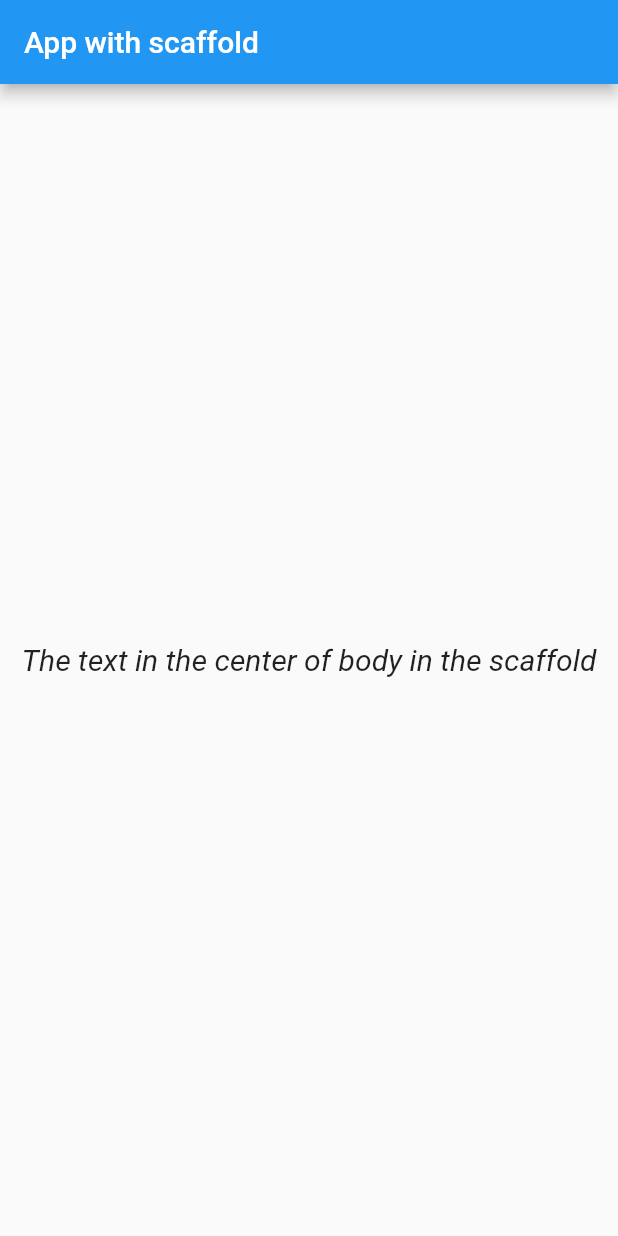
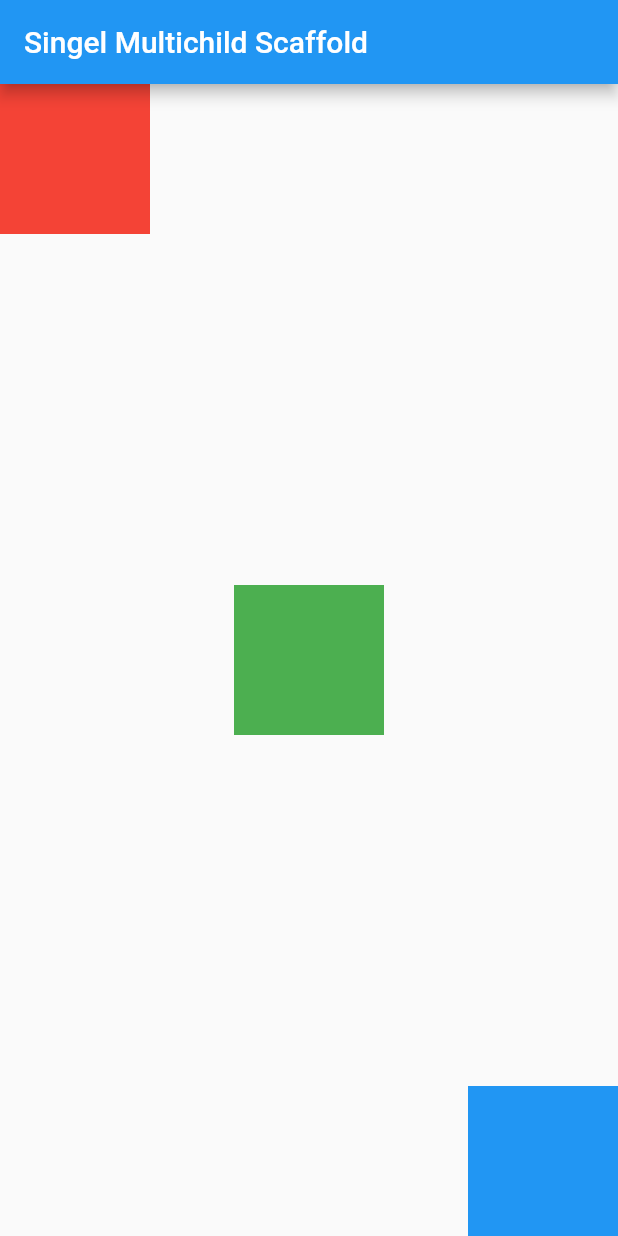
Before and after one commit to suraj15march/abcd, a Flutter app: the screen it shows after launch, on a phone screen of 412 x 824 dp. Run offline on Flutter 3.47's test engine with Material 2 defaults, Android fonts, the phone set to English and light mode, and no system bars; our stand-ins replace audioplayers.

Commit message:
Update main.dart

```diff
--- a/scaffold_safearea_single_multichild/lib/main.dart
+++ b/scaffold_safearea_single_multichild/lib/main.dart
@@ -1,50 +1,85 @@
-import 'package:flutter/material.dart';
+// // WITHOUT SAFE AREA
 
-void main() {
-  runApp(MaterialApp(
-    home: Scaffold(
-      appBar: AppBar(
-        title: Text("App with scaffold"),
-      ),
-      body: Center(
-        child: Text(
-          "The text in the center of body in the scaffold",
-          textAlign: TextAlign.center,
-          style: TextStyle(
-            fontSize: 20,
-            fontStyle: FontStyle.italic,
+// import 'package:flutter/material.dart';
+// //
+// void main() {
+//   runApp(MaterialApp(
+//     home: Text(
+//       'Text without safe area',
+//       textAlign: TextAlign.center,
+//       style: TextStyle(
+//         fontSize: 40,
+//         fontWeight: FontWeight.bold,
+//       ),
+//     ),
+//   ));
+// }
 
-          ),
-        ),
-      ),
-    ),
-  ));
-}
+// ---
 
-// // THE THREE BOX PLAYING
+// WITH SAFEAREA
+//
+// import 'package:flutter/material.dart';
+//
+// void main() {
+//   runApp(MaterialApp(
+//     home: SafeArea(
+//       child: Text(
+//         'Text without safe area',
+//         textAlign: TextAlign.center,
+//         style: TextStyle(
+//           fontSize: 40,
+//           fontWeight: FontWeight.bold,
+//         ),
+//       ),
+//     ),
+//   ));
+// }
+
+// ---
+
+// // APP WITH SCAFFOLD
+//
+// import 'package:flutter/material.dart';
+//
+// void main() {
+//   runApp(MaterialApp(
+//     home: Scaffold(
+//       appBar: AppBar(
+//         title: Text("App with scaffold"),
+//       ),
+//       body: Center(
+//         child: Text(
+//             "The text in the center of body in the scaffold"
+//         ),
+//       ),
+//     ),
+//   ));
+// }
+
+// ---
+
+// MULTI CHILD WIDGETS
+
+// Exercise 1. Row widget main axis alignment
+
+// import 'package:flutter/material.dart';
+//
 // void main() {
 //   runApp(MaterialApp(
 //     home: Scaffold(
 //       appBar: AppBar(
 //         title: Text("Row Widgets"),
 //       ),
-//       body: Column(
-//         mainAxisAlignment: MainAxisAlignment.spaceBetween,
+//       body: Row(
+//         mainAxisAlignment: MainAxisAlignment.spaceEvenly,
 //         children: [
-//           Row(mainAxisAlignment: MainAxisAlignment.start, children: [FirstChild()]),
-//           Row(mainAxisAlignment: MainAxisAlignment.center, children: [SecondChild()]),
-//           Row(
-//             mainAxisAlignment: MainAxisAlignment.spaceBetween,
-//               children: [
-//             // Row(mainAxisAlignment: MainAxisAlignment.start, children: [ThirdChild()]),
-//             // Row(mainAxisAlignment: MainAxisAlignment.start, children: [FirstChild()]),
-//                 ThirdChild(),
-//                 FirstChild(),
-//             ]),
-//
+//           FirstChild(),
+//           SecondChild(),
+//           ThirdChild(),
 //         ],
 //       ),
-//       ),
+//     ),
 //   ));
 // }
 //
@@ -86,3 +121,203 @@ void main() {
 //     );
 //   }
 // }
+
+
+// Exercise - 2. Columns and row main and cross axis alignment
+
+// BOXES DIAGONALLY
+import 'package:flutter/material.dart';
+void main() {
+  runApp(MaterialApp(
+    home: Scaffold(
+      appBar: AppBar(title: Text("Singel Multichild Scaffold"),),
+      body: Column(
+        mainAxisAlignment: MainAxisAlignment.spaceBetween,
+        children: [
+          Row(children: [FirstChild()], mainAxisAlignment: MainAxisAlignment.start,),
+          Row(children: [SecondChild()], mainAxisAlignment: MainAxisAlignment.center,),
+          Row(children: [ThirdChild()], mainAxisAlignment: MainAxisAlignment.end,),
+        ],
+      ),
+    ),
+  ));
+}
+
+// BOXES ONE AFTER ANOTHER WITH EVEN SPACE
+// void main() {
+//   runApp(MaterialApp(
+//     home: Scaffold(
+//       appBar: AppBar(title: Text("Singel Multichild Scaffold"),),
+//       body: Row(
+//         crossAxisAlignment: CrossAxisAlignment.start,
+//         mainAxisAlignment: MainAxisAlignment.spaceAround,
+//         children: [
+//           firstChild(), secondChild(), thirdChild()
+//         ],
+//       ),
+//     ),
+//   ));
+// }
+
+// BOXES DOWN OF EACH OTHER WITH SPACE
+// void main() {
+//   runApp(MaterialApp(
+//     home: Scaffold(
+//       appBar: AppBar(title: Text("Singel Multichild Scaffold"),),
+//       body: Column(
+//         crossAxisAlignment: CrossAxisAlignment.start,
+//         mainAxisAlignment: MainAxisAlignment.spaceAround,
+//         children: [
+//           firstChild(), secondChild(), thirdChild()
+//         ],
+//       ),
+//     ),
+//   ));
+// }
+
+// import 'package:flutter/material.dart';
+//
+// void main() {
+//   runApp(MaterialApp(
+//     home: Scaffold(
+//       appBar: AppBar(
+//         title: Text("Row Widgets"),
+//       ),
+//       body: Column(
+//         mainAxisAlignment: MainAxisAlignment.spaceBetween,
+//         children: [
+//           Row(mainAxisAlignment: MainAxisAlignment.start, children: [FirstChild()]),
+//           Row(mainAxisAlignment: MainAxisAlignment.center, children: [SecondChild()]),
+//           Row(mainAxisAlignment: MainAxisAlignment.end, children: [ThirdChild()]),
+//         ],
+//       ),
+//     ),
+//   ));
+// }
+
+class FirstChild extends StatelessWidget {
+  const FirstChild({Key? key}) : super(key: key);
+
+  @override
+  Widget build(BuildContext context) {
+    return Container(
+      width: 100.0,
+      height: 100.0,
+      color: Colors.red,
+    );
+  }
+}
+
+class SecondChild extends StatelessWidget {
+  const SecondChild({Key? key}) : super(key: key);
+
+  @override
+  Widget build(BuildContext context) {
+    return Container(
+      width: 100.0,
+      height: 100.0,
+      color: Colors.green,
+    );
+  }
+}
+
+class ThirdChild extends StatelessWidget {
+  const ThirdChild({Key? key}) : super(key: key);
+
+  @override
+  Widget build(BuildContext context) {
+    return Container(
+      width: 100.0,
+      height: 100.0,
+      color: Colors.blue,
+    );
+  }
+}
+
+// Expercise - 3 - The NEW ONE HE GAVE
+
+// import 'package:flutter/material.dart';
+//
+// void main() {
+//   runApp(MaterialApp(
+//     home: Scaffold(
+//       appBar: AppBar(
+//         title: Text("Row Widgets"),
+//       ),
+//       body: Column(
+//         mainAxisAlignment: MainAxisAlignment.spaceBetween,
+//         children: [
+//           Row(mainAxisAlignment: MainAxisAlignment.start, children: [FirstChild()]),
+//           Row(mainAxisAlignment: MainAxisAlignment.center, children: [SecondChild()]),
+//           Row(
+//               mainAxisAlignment: MainAxisAlignment.spaceBetween,
+//               children: [
+//                 // Row(mainAxisAlignment: MainAxisAlignment.start, children: [ThirdChild()]),
+//                 // Row(mainAxisAlignment: MainAxisAlignment.start, children: [FirstChild()]),
+//                 ThirdChild(),
+//                 FirstChild(),
+//               ]),
+//
+//         ],
+//       ),
+//     ),
+//   ));
+// }
+
+// class FirstChild extends StatelessWidget {
+//   const FirstChild({Key? key}) : super(key: key);
+//
+//   @override
+//   Widget build(BuildContext context) {
+//     return Container(
+//       width: 100.0,
+//       height: 100.0,
+//       color: Colors.red,
+//     );
+//   }
+// }
+//
+// class SecondChild extends StatelessWidget {
+//   const SecondChild({Key? key}) : super(key: key);
+//
+//   @override
+//   Widget build(BuildContext context) {
+//     return Container(
+//       width: 100.0,
+//       height: 100.0,
+//       color: Colors.green,
+//     );
+//   }
+// }
+//
+// class ThirdChild extends StatelessWidget {
+//   const ThirdChild({Key? key}) : super(key: key);
+//
+//   @override
+//   Widget build(BuildContext context) {
+//     return Container(
+//       width: 100.0,
+//       height: 100.0,
+//       color: Colors.blue,
+//     );
+//   }
+// }
+
+// import 'package:flutter/material.dart';
+//
+// void main() {
+//   runApp(MaterialApp(
+//     home: Scaffold(
+//       appBar: AppBar(
+//         title: Text("App with scaffold"),
+//       ),
+//       body: Container(
+//         padding: EdgeInsets.all(90.0),
+//         color: Colors.lightBlueAccent,
+//         child: Text(
+//             "The text in the center of body in the scaffold"
+//         ),
+//       ),
+//     ),
+//   ));
+// }
```
